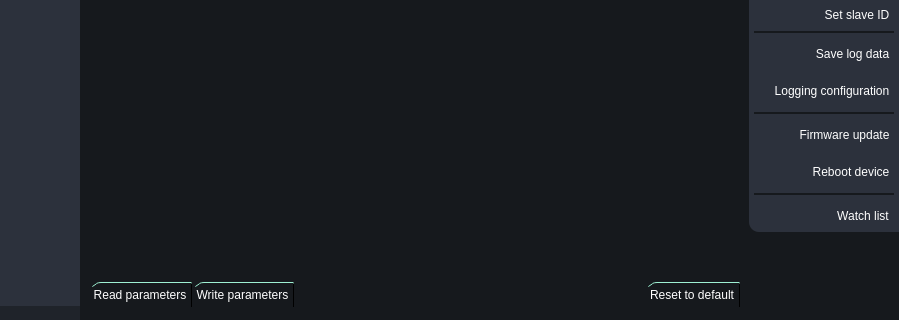
Before: the Qt Designer form UI/forms/form.ui in romangolovkou/AQteck_toolMAX, drawn with Qt 5; both pictures show x 125 to 1024 and y 301 to 621 of the 1024 by 621 pixel window.
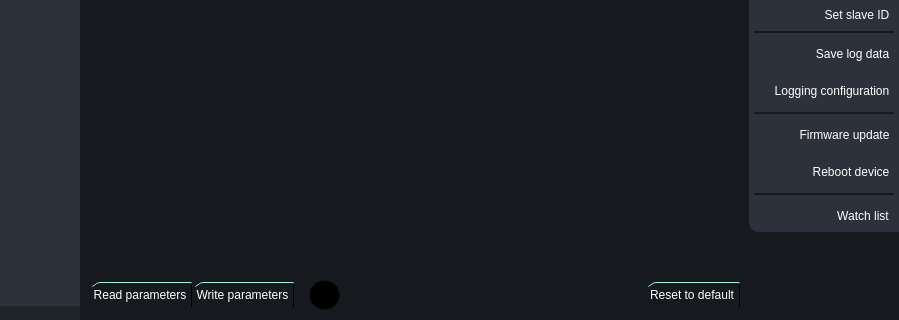
After: the same form once the commit is applied. Icons and pictures are not drawn. Custom widgets are drawn as their Qt base class.

Diff of the .ui file:
```diff
--- a/UI/forms/form.ui
+++ b/UI/forms/form.ui
@@ -110,6 +110,17 @@
 	background-color: #2c313c;
 }
 
+#footerMessageLabel{
+	border-radius: 15px;
+	border-top: 1px solid #101010;
+	border-left: 1px solid #101010;
+	border-right: 1px solid #101010;
+	border-bottom: 1px solid #101010;
+	background-color: #000000;
+	padding-left: 10px;
+	padding-right: 10px;
+}
+
 #rightMenuSubContainer QToolButton::hover {
 	color: #FFFFFF;
 	font-weight: bold;
@@ -1763,6 +1774,76 @@
                   </property>
                  </widget>
                 </item>
+                <item>
+                 <widget class="AqFooterMessageFrame" name="AqMessageFrame">
+                  <property name="frameShape">
+                   <enum>QFrame::StyledPanel</enum>
+                  </property>
+                  <property name="frameShadow">
+                   <enum>QFrame::Raised</enum>
+                  </property>
+                  <layout class="QHBoxLayout" name="horizontalLayout_12">
+                   <property name="spacing">
+                    <number>0</number>
+                   </property>
+                   <property name="leftMargin">
+                    <number>15</number>
+                   </property>
+                   <property name="topMargin">
+                    <number>0</number>
+                   </property>
+                   <property name="rightMargin">
+                    <number>0</number>
+                   </property>
+                   <property name="bottomMargin">
+                    <number>0</number>
+                   </property>
+                   <item alignment="Qt::AlignLeft">
+                    <widget class="QLabel" name="footerMessageLabel">
+                     <property name="sizePolicy">
+                      <sizepolicy hsizetype="Minimum" vsizetype="MinimumExpanding">
+                       <horstretch>0</horstretch>
+                       <verstretch>0</verstretch>
+                      </sizepolicy>
+                     </property>
+                     <property name="minimumSize">
+                      <size>
+                       <width>0</width>
+                       <height>0</height>
+                      </size>
+                     </property>
+                     <property name="maximumSize">
+                      <size>
+                       <width>600</width>
+                       <height>30</height>
+                      </size>
+                     </property>
+                     <property name="font">
+                      <font>
+                       <pointsize>11</pointsize>
+                      </font>
+                     </property>
+                     <property name="text">
+                      <string/>
+                     </property>
+                    </widget>
+                   </item>
+                  </layout>
+                 </widget>
+                </item>
+                <item>
+                 <spacer name="horizontalSpacer_3">
+                  <property name="orientation">
+                   <enum>Qt::Horizontal</enum>
+                  </property>
+                  <property name="sizeHint" stdset="0">
+                   <size>
+                    <width>40</width>
+                    <height>20</height>
+                   </size>
+                  </property>
+                 </spacer>
+                </item>
                 <item>
                  <spacer name="horizontalSpacer">
                   <property name="orientation">
@@ -2647,6 +2728,12 @@
    <header location="global">QCustomSlideMenu.h</header>
    <container>1</container>
   </customwidget>
+  <customwidget>
+   <class>AqFooterMessageFrame</class>
+   <extends>QFrame</extends>
+   <header location="global">AqFooterMessageFrame.h</header>
+   <container>1</container>
+  </customwidget>
  </customwidgets>
  <resources>
   <include location="../resoursec.qrc"/>
```
Left out of the diff: 5 changed lines with no effect on the pictures.
